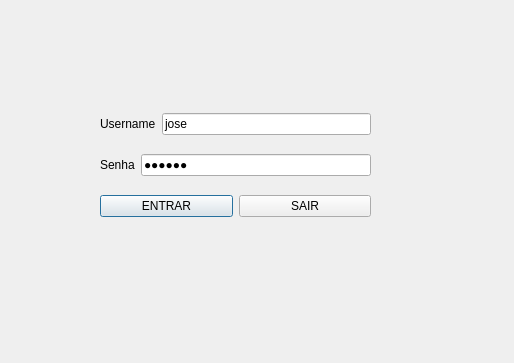
josewmarinho/controlEstoque, file ControlEstoque/mw_logar.ui: the form before one commit.
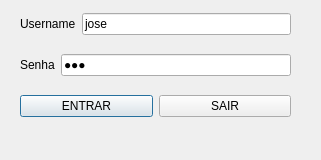
The form after the commit.

Patch:
```diff
--- a/ControlEstoque/mw_logar.ui
+++ b/ControlEstoque/mw_logar.ui
@@ -6,8 +6,8 @@
    <rect>
     <x>0</x>
     <y>0</y>
-    <width>514</width>
-    <height>363</height>
+    <width>321</width>
+    <height>160</height>
    </rect>
   </property>
   <property name="windowTitle">
@@ -16,8 +16,8 @@
   <widget class="QWidget" name="layoutWidget">
    <property name="geometry">
     <rect>
-     <x>100</x>
-     <y>100</y>
+     <x>20</x>
+     <y>0</y>
      <width>271</width>
      <height>131</height>
     </rect>
@@ -56,7 +56,7 @@
          <bool>true</bool>
         </property>
         <property name="text">
-         <string>123456</string>
+         <string>123</string>
         </property>
         <property name="echoMode">
          <enum>QLineEdit::Password</enum>
```
Left out of the diff: 2 changed lines with no effect on the pictures.
